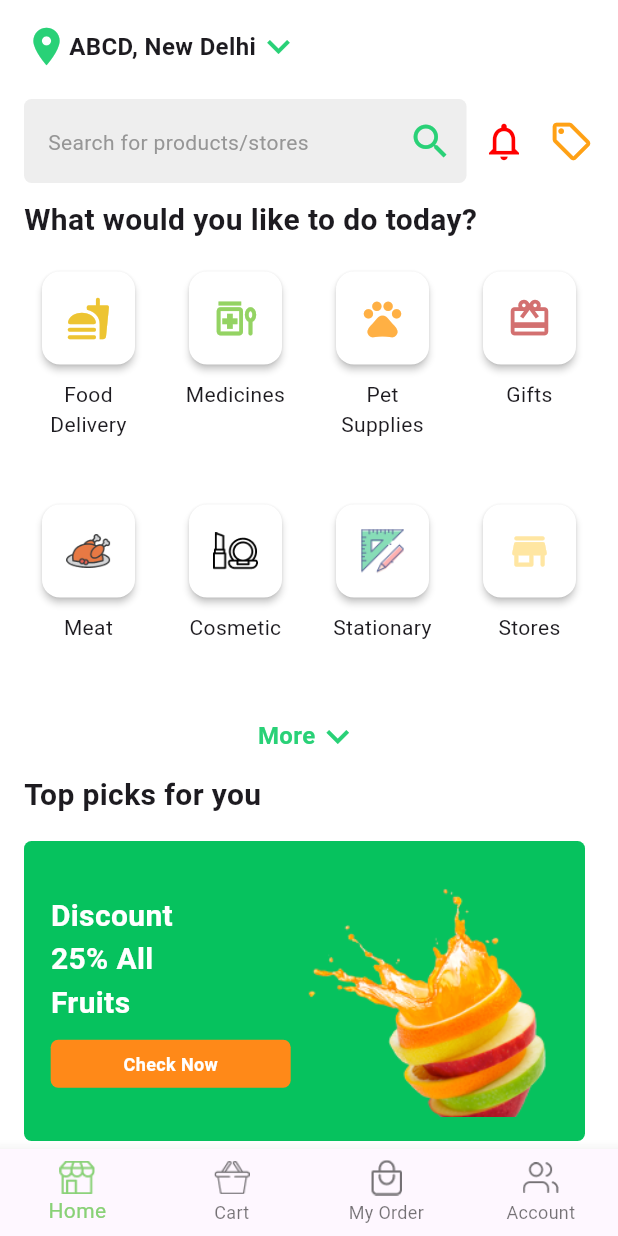
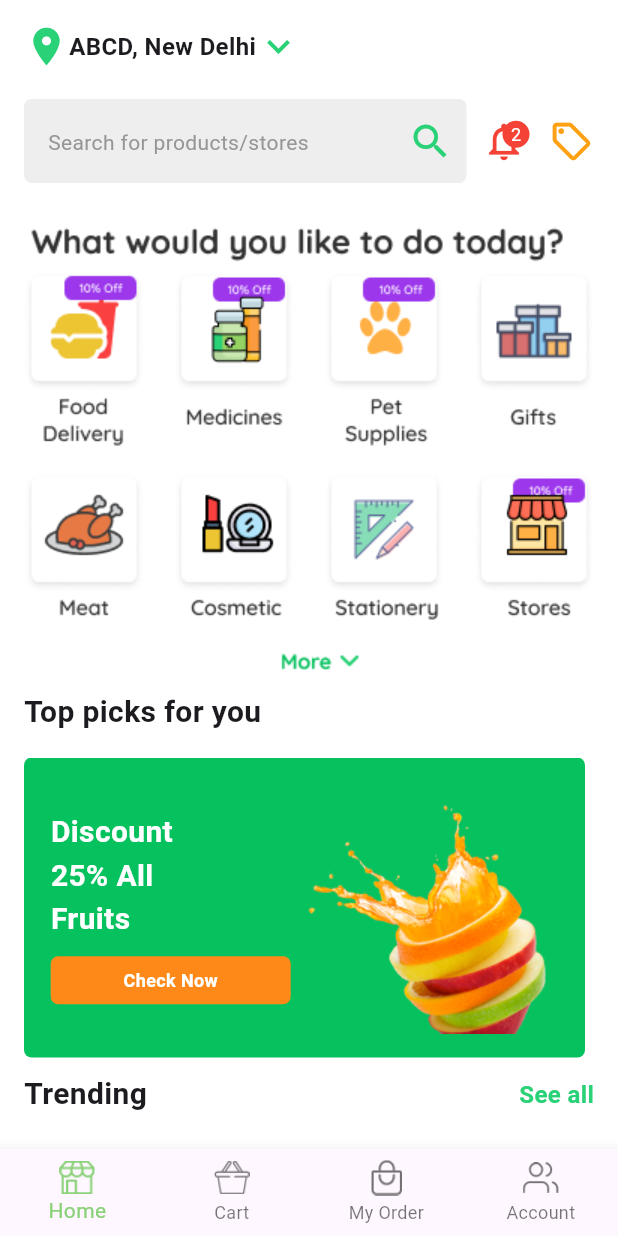
Before and after one commit to KK-0502/mechinetask1, a Flutter app: the screen it shows after launch, on a phone screen of 412 x 824 dp. Run offline on Flutter 3.47's test engine with Material 3 defaults, Android fonts, the phone set to English and light mode, and no system bars; our stand-ins replace bloc, flutter_bloc.

Commit message:
completed the ui, routing and notification button the next step i mention add the documentry in pubspecyaml and unit testing

```diff
--- a/lib/View/Home_Screen/Components/Craze/craze_items.dart
+++ b/lib/View/Home_Screen/Components/Craze/craze_items.dart
@@ -11,6 +11,7 @@ class CrazeItems extends StatelessWidget {
       crossAxisAlignment: CrossAxisAlignment.start,
       children: [
         Heading(headings: "Craze deals"),
+        SizedBox(height: 10,),
         CrazeContainer(),
       ],
     );
--- a/lib/View/Home_Screen/Components/Nearby/nearby_List.dart
+++ b/lib/View/Home_Screen/Components/Nearby/nearby_List.dart
@@ -18,7 +18,9 @@ class NearbyList extends StatelessWidget {
             child: Row(
               crossAxisAlignment: CrossAxisAlignment.center,
               children: [
-                Image.asset("assets/image/food.png"),
+                ClipRRect(
+                  borderRadius: BorderRadius.circular(10),
+                  child: Image.asset("assets/image/food.png")),
                 SizedBox(width: 16),
                 NearbyDetails(),
               ],
--- /dev/null
+++ b/lib/View/Home_Screen/Components/Notification_Icon/notification_Icon.dart
@@ -0,0 +1,32 @@
+import 'package:flutter/material.dart';
+
+class NotificationIcon extends StatelessWidget {
+  const NotificationIcon({super.key});
+
+  @override
+  Widget build(BuildContext context) {
+    return Stack(
+      clipBehavior: Clip.none,
+      children: [
+        Icon(Icons.notifications_none_outlined,color: Colors.red,size: 30,),
+        Positioned(
+          right: -2,
+          top: -2,
+          child: Container(
+            padding: EdgeInsets.all(4),
+            decoration: BoxDecoration(
+              color: Colors.red,
+              shape: BoxShape.circle
+            ),
+            constraints: BoxConstraints(
+              minWidth: 18,
+              minHeight: 18,
+            ),
+            child: Center(
+              child: Text("2",style: TextStyle(color: Colors.white,fontSize: 12),),
+            ),
+          ))
+      ],
+    );
+  }
+}
--- a/lib/View/Home_Screen/Components/Refer/Refer_Body.dart
+++ b/lib/View/Home_Screen/Components/Refer/Refer_Body.dart
@@ -14,6 +14,7 @@ class ReferBody extends StatelessWidget {
         color: Color(0xFF29D177)
       ),
       child: Row(
+        crossAxisAlignment: CrossAxisAlignment.center,
         children: [
           ReferText(),
           Image.asset("assets/image/gift.png")
--- a/lib/View/Home_Screen/Components/Refer/refer_text.dart
+++ b/lib/View/Home_Screen/Components/Refer/refer_text.dart
@@ -8,6 +8,7 @@ class ReferText extends StatelessWidget {
     return Padding(
       padding: const EdgeInsets.all(8.0),
       child: Column(
+        mainAxisAlignment: MainAxisAlignment.center,
         crossAxisAlignment: CrossAxisAlignment.start,
         children: [
           Text("Refer & Earn",style: TextStyle(color: Colors.white,fontSize: 16,fontWeight: FontWeight.w700),),
--- a/lib/View/Home_Screen/Components/Trending/trending_Items.dart
+++ b/lib/View/Home_Screen/Components/Trending/trending_Items.dart
@@ -10,21 +10,23 @@ class TrendingItems extends StatelessWidget {
       height: 300,
       child: GridView.builder(
         scrollDirection: Axis.horizontal,
-        itemCount: 5,
+        itemCount: 4,
         gridDelegate: const SliverGridDelegateWithMaxCrossAxisExtent(
-          maxCrossAxisExtent: 200,
+          maxCrossAxisExtent: 150,
           mainAxisSpacing: 12,
-          crossAxisSpacing: 12,
+          crossAxisSpacing: 0,
           childAspectRatio: 0.54,
         ),
         itemBuilder: (context, index) {
           return Row(
             mainAxisAlignment: MainAxisAlignment.center,
             children: [
-              SizedBox(
-                height: 121,
+              Container(
+                height: 100,
                 width: 80,
-                child: Image.asset("assets/image/ice.png"),
+                child: ClipRRect(child: Image.asset("assets/image/ice.png",fit: BoxFit.cover,),
+                borderRadius: BorderRadius.circular(10),
+                ),
               ),
              Padding(
                padding: const EdgeInsets.all(8.0),
--- a/lib/View/Home_Screen/Components/searchbox_Notification.dart
+++ b/lib/View/Home_Screen/Components/searchbox_Notification.dart
@@ -1,5 +1,5 @@
 import 'package:flutter/material.dart';
-import 'package:mechinenoti/View/Notification_Screen/notification_Screen.dart';
+import 'package:mechinenoti/View/Home_Screen/Components/Notification_Icon/notification_Icon.dart';
 
 class SearchboxNotification extends StatelessWidget {
   const SearchboxNotification({super.key});
@@ -33,9 +33,9 @@ class SearchboxNotification extends StatelessWidget {
         SizedBox(width: 10),
         GestureDetector(
           onTap: () {
-            Navigator.push(context,MaterialPageRoute(builder: (_)=>NotificationScreen()));
+            Navigator.pushNamed(context, '/notificationScreen');
           },
-          child: Icon(Icons.notifications_none, color: Color(0xFFFF0000), size: 30)),
+          child: NotificationIcon()),
         SizedBox(width: 15),
         Icon(Icons.local_offer_outlined, color: Color(0xFFFFA115), size: 30),
       ],
--- a/lib/View/Home_Screen/Components/today_Like.dart
+++ b/lib/View/Home_Screen/Components/today_Like.dart
@@ -1,141 +1,9 @@
 import 'package:flutter/material.dart';
-import 'package:mechinenoti/Common/heading.dart';
 
 class TodayLike extends StatelessWidget {
   const TodayLike({super.key});
-
-  static const List<Map<String, dynamic>> items = [
-    {
-      'icon': Icons.fastfood_rounded,
-      'label': 'Food\nDelivery',
-      'color': Color(0xFFEDC432),
-      'isImage': false,
-    },
-    {
-      'icon': Icons.medication_liquid_sharp,
-      'label': 'Medicines',
-      'color': Color(0xFF94D363),
-      'isImage': false,
-    },
-    {
-      'icon': Icons.pets,
-      'label': 'Pet\nSupplies',
-      'color': Color(0xFFFFB044),
-      'isImage': false,
-    },
-    {
-      'icon': Icons.card_giftcard_outlined,
-      'label': 'Gifts',
-      'color': Color(0xFFD37070),
-      'isImage': false,
-    },
-    {
-      'icon': "assets/image/chick.png",
-      'label': 'Meat',
-      'color': Color(0xFFE77944),
-      'isImage': true,
-    },
-    {
-      'icon': "assets/image/cos.png",
-      'label': 'Cosmetic',
-      'color': Color(0xFFEDC432),
-      'isImage': true,
-    },
-    {
-      'icon': "assets/image/geo.png",
-      'label': 'Stationary',
-      'color': Color(0xFF87DDB7),
-      'isImage': true,
-    },
-    {
-      'icon': Icons.store_rounded,
-      'label': 'Stores',
-      'color': Color(0xFFFFE6A2),
-      'isImage': false,
-    },
-  ];
-
   @override
   Widget build(BuildContext context) {
-    return Column(
-      crossAxisAlignment: CrossAxisAlignment.start,
-      children: [
-        Heading(headings: "What would you like to do today?"),
-        const SizedBox(height: 16),
-        GridView.builder(
-          shrinkWrap: true,
-          physics: const NeverScrollableScrollPhysics(),
-          itemCount: items.length,
-          gridDelegate: const SliverGridDelegateWithFixedCrossAxisCount(
-            crossAxisCount: 4,
-            mainAxisSpacing: 12,
-            crossAxisSpacing: 12,
-            childAspectRatio: 0.6,
-          ),
-          itemBuilder: (context, index) {
-            final item = items[index];
-            return Column(
-              mainAxisSize: MainAxisSize.min,
-              children: [
-                SizedBox(
-                  height: 70,
-                  width: 70,
-                  child: Card(
-                    color: Colors.white,
-                    shape: RoundedRectangleBorder(
-                      borderRadius: BorderRadius.circular(12),
-                    ),
-                    elevation: 2,
-                    child: Center(
-                      child: item['isImage']
-                          ? Image.asset(
-                              item['icon'],
-                              height: 30,
-                              width: 30,
-                            )
-                          : Icon(
-                              item['icon'],
-                              size: 30,
-                              color: item['color'],
-                            ),
-                    ),
-                  ),
-                ),
-                const SizedBox(height: 6),
-                Flexible(
-                  child: Text(
-                    item['label'],
-                    style: const TextStyle(fontSize: 14),
-                    textAlign: TextAlign.center,
-                    overflow: TextOverflow.ellipsis,
-                    maxLines: 2,
-                  ),
-                ),
-              ],
-            );
-          },
-        ),
-        Center(
-          child: Row(
-            mainAxisAlignment: MainAxisAlignment.center,
-            children: const [
-              Text(
-                "More",
-                style: TextStyle(
-                  fontSize: 16,
-                  fontWeight: FontWeight.bold,
-                  color: Color(0xFF29D177),
-                ),
-              ),
-              Icon(
-                Icons.keyboard_arrow_down_outlined,
-                color: Color(0xFF29D177),
-                size: 30,
-              ),
-            ],
-          ),
-        ),
-      ],
-    );
+    return Image.asset("assets/image/detailsBar.png");
   }
 }
--- a/lib/View/Home_Screen/home_Screen.dart
+++ b/lib/View/Home_Screen/home_Screen.dart
@@ -25,7 +25,7 @@ class HomeScreen extends StatelessWidget {
               LocationDetails(),
               SizedBox(height: 20,),
               SearchboxNotification(),
-              SizedBox(height: 10,),
+              SizedBox(height: 25,),
               TodayLike(),
               SizedBox(height: 10,),
               TopPickups(),
@@ -33,7 +33,7 @@ class HomeScreen extends StatelessWidget {
               Trending(),
               SizedBox(height: 10,),
               CrazeItems(),
-              SizedBox(height: 10,),
+              SizedBox(height: 35,),
               ReferBody(),
               SizedBox(height: 10,),
               NearbyItems(),
--- a/lib/main.dart
+++ b/lib/main.dart
@@ -2,7 +2,7 @@ import 'package:flutter/material.dart';
 import 'package:flutter_bloc/flutter_bloc.dart';
 import 'package:mechinenoti/Common/botton_Navigation.dart';
 import 'package:mechinenoti/Repository/notify_Repository.dart';
-import 'package:mechinenoti/View/Home_Screen/home_Screen.dart';
+import 'package:mechinenoti/View/Notification_Screen/notification_Screen.dart';
 import 'package:mechinenoti/ViewModel/Notify_Bloc/bloc/notify_bloc.dart';
 
 void main(){
@@ -23,6 +23,9 @@ class MyApp extends StatelessWidget {
       ],
       child: MaterialApp(
         debugShowCheckedModeBanner: false,
+        routes: {
+          "/notificationScreen": (context)=>NotificationScreen(),
+        },
         home: BottonNavigation(),
       ),
     );
```
Also changed, not shown: assets/image/detailsBar.png (added).
